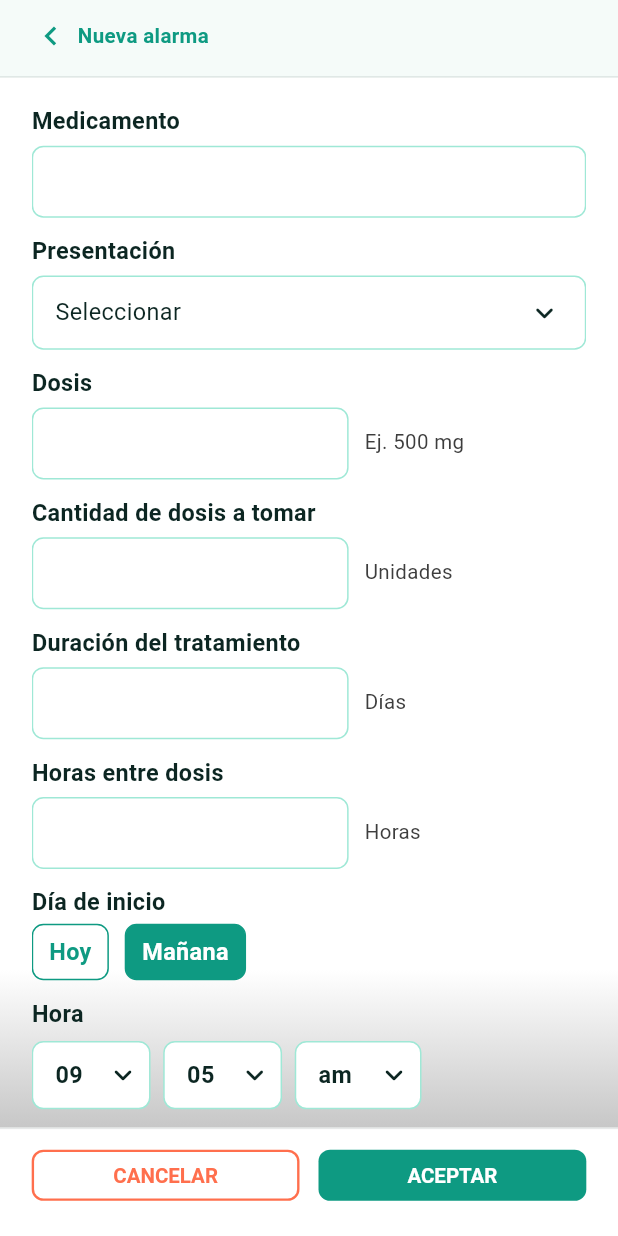
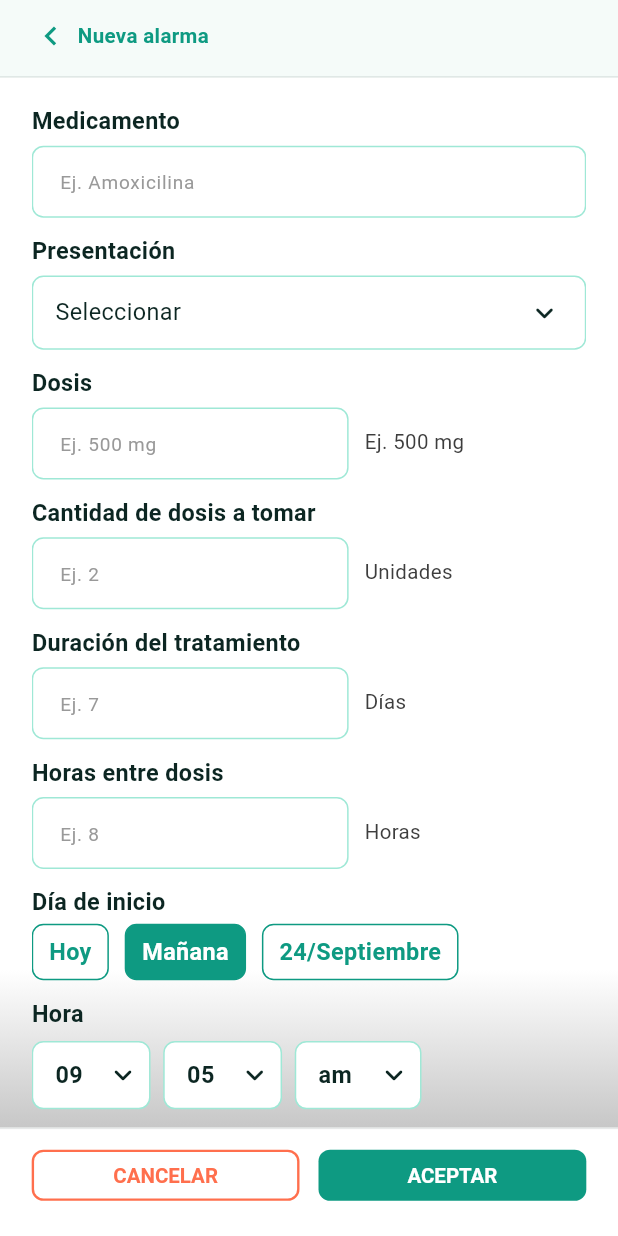
Before and after one commit to jcrinconv/ux_develop, a Flutter app: the PrescriptionDetailsScreen screen opened by its route, on a phone screen of 412 x 824 dp. Run offline on Flutter 3.47's test engine with Material 3 defaults, Android fonts, the phone set to English and light mode, and no system bars; our stand-ins replace camera, flutter_mobx, flutter_screenutil, flutter_svg, get_it, google_fonts and 1 more; generated files the repository leaves out were written again.

Commit message:
Avances mobile con lógica

```diff
--- a/recetapp_mobile/lib/domain/models/medication_schedule.dart
+++ b/recetapp_mobile/lib/domain/models/medication_schedule.dart
@@ -1,11 +1,37 @@
-/// Día en que inicia el tratamiento de un medicamento agendado.
+const _spanishMonthsCapitalized = [
+  'Enero',
+  'Febrero',
+  'Marzo',
+  'Abril',
+  'Mayo',
+  'Junio',
+  'Julio',
+  'Agosto',
+  'Septiembre',
+  'Octubre',
+  'Noviembre',
+  'Diciembre',
+];
+
+/// Día en que inicia el tratamiento de un medicamento agendado. El de
+/// pasado mañana no tiene una etiqueta fija: se calcula con la fecha
+/// actual, ej. "23/Agosto".
 enum MedicationStartDay {
-  today('Hoy'),
-  tomorrow('Mañana');
+  today,
+  tomorrow,
+  dayAfterTomorrow;
 
-  const MedicationStartDay(this.label);
-
-  final String label;
+  String get label {
+    switch (this) {
+      case MedicationStartDay.today:
+        return 'Hoy';
+      case MedicationStartDay.tomorrow:
+        return 'Mañana';
+      case MedicationStartDay.dayAfterTomorrow:
+        final date = DateTime.now().add(const Duration(days: 2));
+        return '${date.day}/${_spanishMonthsCapitalized[date.month - 1]}';
+    }
+  }
 
   static MedicationStartDay fromLabel(String label) =>
       MedicationStartDay.values.firstWhere((day) => day.label == label, orElse: () => MedicationStartDay.today);
--- a/recetapp_mobile/lib/domain/stores/prescription_details_store.dart
+++ b/recetapp_mobile/lib/domain/stores/prescription_details_store.dart
@@ -11,7 +11,10 @@ final prescriptionPresentationOptions = [
   prescriptionPresentationPlaceholder,
   for (final presentation in MedicationPresentation.values) presentation.label,
 ];
-const prescriptionStartDayOptions = ['Hoy', 'Mañana'];
+
+/// La etiqueta de "pasado mañana" depende de la fecha actual, así que estas
+/// opciones se recalculan en cada acceso en lugar de fijarse una sola vez.
+List<String> get prescriptionStartDayOptions => [for (final day in MedicationStartDay.values) day.label];
 
 const _defaultDoseCaption = 'Ej. 500 mg';
 const _defaultDoseQuantityCaption = 'Unidades';
@@ -51,7 +54,7 @@ abstract class _PrescriptionDetailsStore with Store {
   String presentation = prescriptionPresentationPlaceholder;
 
   @observable
-  String startDay = prescriptionStartDayOptions.last;
+  String startDay = MedicationStartDay.tomorrow.label;
 
   @observable
   String hour = '09';
--- a/recetapp_mobile/lib/presentation/presentation.dart
+++ b/recetapp_mobile/lib/presentation/presentation.dart
@@ -1,4 +1,5 @@
 export 'src/core/globals.dart';
+export 'src/core/recetapp_resources.dart';
 export 'src/core/text_styles.dart';
 export 'src/core/theme_colors.dart';
 export 'src/core/theme_data.dart';
@@ -8,9 +9,11 @@ export 'src/routes/routes.dart';
 export 'src/screens/home_screen/home_screen.dart';
 export 'src/screens/not_found_screen/not_found_screen.dart';
 export 'src/screens/prescription_details_screen/prescription_details_screen.dart';
+export 'src/screens/prescription_details_screen/widgets/prescription_created_dialog.dart';
 export 'src/screens/prescription_details_screen/widgets/prescription_details_bottom_bar.dart';
 export 'src/screens/prescription_details_screen/widgets/prescription_form.dart';
 export 'src/screens/scan_prescription_screen/scan_prescription_screen.dart';
+export 'src/screens/scan_prescription_screen/widgets/failed_prescription_scanning.dart';
 export 'src/utils/bundle.dart';
 export 'src/utils/date_formatting.dart';
 export 'src/widgets/common/recetapp_background.dart';
--- a/recetapp_mobile/lib/presentation/src/core/recetapp_resources.dart
+++ b/recetapp_mobile/lib/presentation/src/core/recetapp_resources.dart
@@ -3,5 +3,7 @@ const base = 'assets/';
 class RecetappIcons {
   static const iconsBase = '${base}icons/';
   static const packageIcon = '${iconsBase}Package.svg';
+  static const successIcon = '${iconsBase}Success.svg';
+  static const unsuccessIcon = '${iconsBase}Unsuccess.svg';
   static const userIcon = '${iconsBase}User.svg';
 }
--- a/recetapp_mobile/lib/presentation/src/screens/prescription_details_screen/widgets/prescription_form.dart
+++ b/recetapp_mobile/lib/presentation/src/screens/prescription_details_screen/widgets/prescription_form.dart
@@ -14,13 +14,17 @@ class PrescriptionFormWidget extends StatelessWidget {
 
   @override
   Widget build(BuildContext context) {
-    return Expanded(
-      child: SingleChildScrollView(
+    return SingleChildScrollView(
       child: Observer(
         builder: (context) => Column(
           crossAxisAlignment: CrossAxisAlignment.start,
           children: [
-              RecetappTextField(label: 'Medicamento', controller: store.nameController, errorText: store.nameError),
+            RecetappTextField(
+              label: 'Medicamento',
+              hintText: 'Ej. Amoxicilina',
+              controller: store.nameController,
+              errorText: store.nameError,
+            ),
             SizedBox(height: 13.h),
             RecetappSelectField(
               label: 'Presentación',
@@ -31,6 +35,7 @@ class PrescriptionFormWidget extends StatelessWidget {
             SizedBox(height: 13.h),
             RecetappTextField(
               label: 'Dosis',
+              hintText: 'Ej. 500 mg',
               caption: store.doseCaption,
               controller: store.doseController,
               errorText: store.doseError,
@@ -38,6 +43,7 @@ class PrescriptionFormWidget extends StatelessWidget {
             SizedBox(height: 13.h),
             RecetappTextField(
               label: 'Cantidad de dosis a tomar',
+              hintText: 'Ej. 2',
               caption: store.doseQuantityCaption,
               controller: store.doseQuantityController,
               errorText: store.doseQuantityError,
@@ -46,6 +52,7 @@ class PrescriptionFormWidget extends StatelessWidget {
             SizedBox(height: 13.h),
             RecetappTextField(
               label: 'Duración del tratamiento',
+              hintText: 'Ej. 7',
               caption: 'Días',
               controller: store.durationController,
               errorText: store.durationError,
@@ -54,6 +61,7 @@ class PrescriptionFormWidget extends StatelessWidget {
             SizedBox(height: 13.h),
             RecetappTextField(
               label: 'Horas entre dosis',
+              hintText: 'Ej. 8',
               caption: 'Horas',
               controller: store.hoursBetweenDosesController,
               errorText: store.hoursBetweenDosesError,
@@ -78,6 +86,7 @@ class PrescriptionFormWidget extends StatelessWidget {
             SizedBox(height: 13.h),
             RecetappTextField(
               label: 'Dosis disponibles',
+              hintText: 'Ej. 30',
               controller: store.availableDosesController,
               errorText: store.availableDosesError,
               keyboardType: TextInputType.number,
@@ -86,7 +95,6 @@ class PrescriptionFormWidget extends StatelessWidget {
           ],
         ),
       ),
-      ),
     );
   }
 }
--- a/recetapp_mobile/lib/presentation/src/widgets/inputs/recetapp_text_field.dart
+++ b/recetapp_mobile/lib/presentation/src/widgets/inputs/recetapp_text_field.dart
@@ -61,7 +61,7 @@ class RecetappTextField extends StatelessWidget {
                 style: RecetappTextStyles.body1,
                 decoration: InputDecoration(
                   hintText: hintText,
-                  hintStyle: RecetappTextStyles.body1.copyWith(color: RecetappThemeColors.mint),
+                  hintStyle: RecetappTextStyles.hint.copyWith(color: RecetappThemeColors.dustyGray),
                   filled: true,
                   fillColor: Colors.white,
                   suffixIcon: suffixIcon,
```
Also changed, not shown: recetapp_mobile/lib/presentation/src/screens/prescription_details_screen/prescription_details_screen.dart (+3 -6 lines), recetapp_mobile/lib/presentation/src/screens/prescription_details_screen/widgets/prescription_created_dialog.dart (added, +52 -0 lines), recetapp_mobile/lib/presentation/src/screens/scan_prescription_screen/scan_prescription_screen.dart (+33 -11 lines), recetapp_mobile/lib/presentation/src/screens/scan_prescription_screen/widgets/failed_prescription_scanning.dart (added, +61 -0 lines), recetapp_mobile/assets/icons/Success.svg (added), recetapp_mobile/assets/icons/Unsuccess.svg (added). Lines whose indentation alone changed are shown as unchanged.
